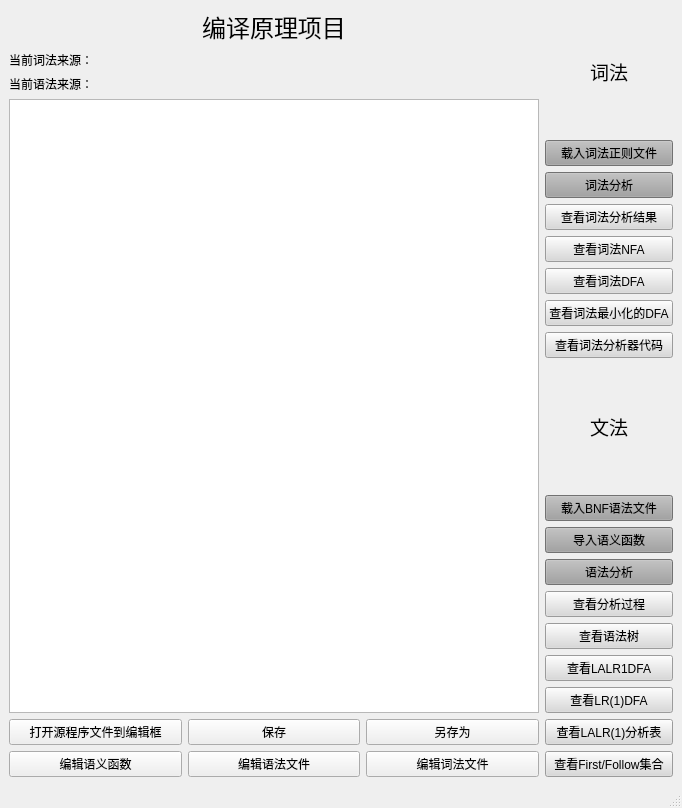
Before: the Qt Designer form project/grammarAnalyzer/gui/mainwindow.ui in King3212/Compiler-theory, drawn with Qt 5.
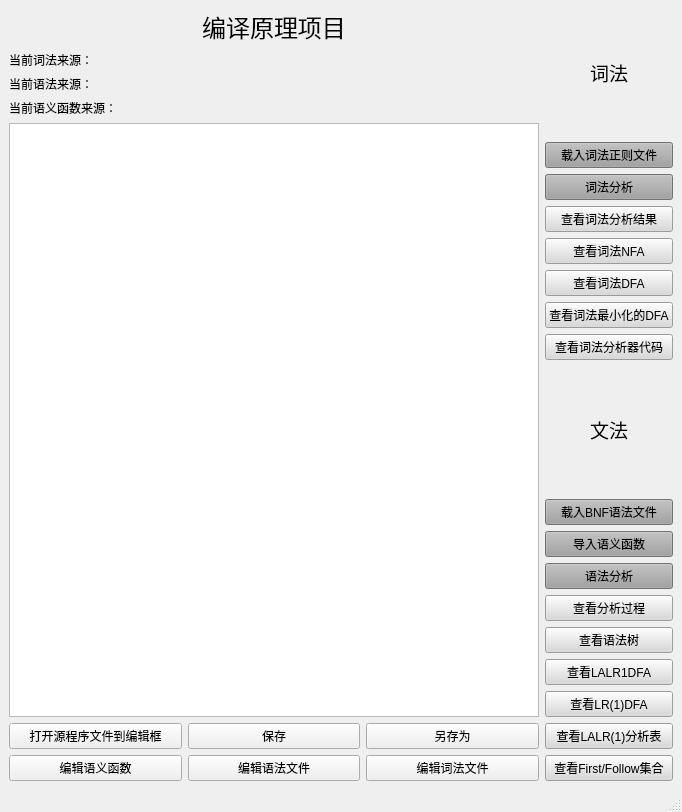
After: the same form once the commit is applied.

```diff
--- a/project/grammarAnalyzer/gui/mainwindow.ui
+++ b/project/grammarAnalyzer/gui/mainwindow.ui
@@ -7,7 +7,7 @@
     <x>0</x>
     <y>0</y>
     <width>682</width>
-    <height>808</height>
+    <height>812</height>
    </rect>
   </property>
   <property name="windowTitle">
@@ -58,6 +58,13 @@
           </property>
          </widget>
         </item>
+        <item>
+         <widget class="QLabel" name="fixTreeSource">
+          <property name="text">
+           <string>当前语义函数来源：</string>
+          </property>
+         </widget>
+        </item>
         <item>
          <widget class="QPlainTextEdit" name="plainTextEdit"/>
         </item>
```
Left out of the diff: 2 changed lines with no effect on the pictures.
